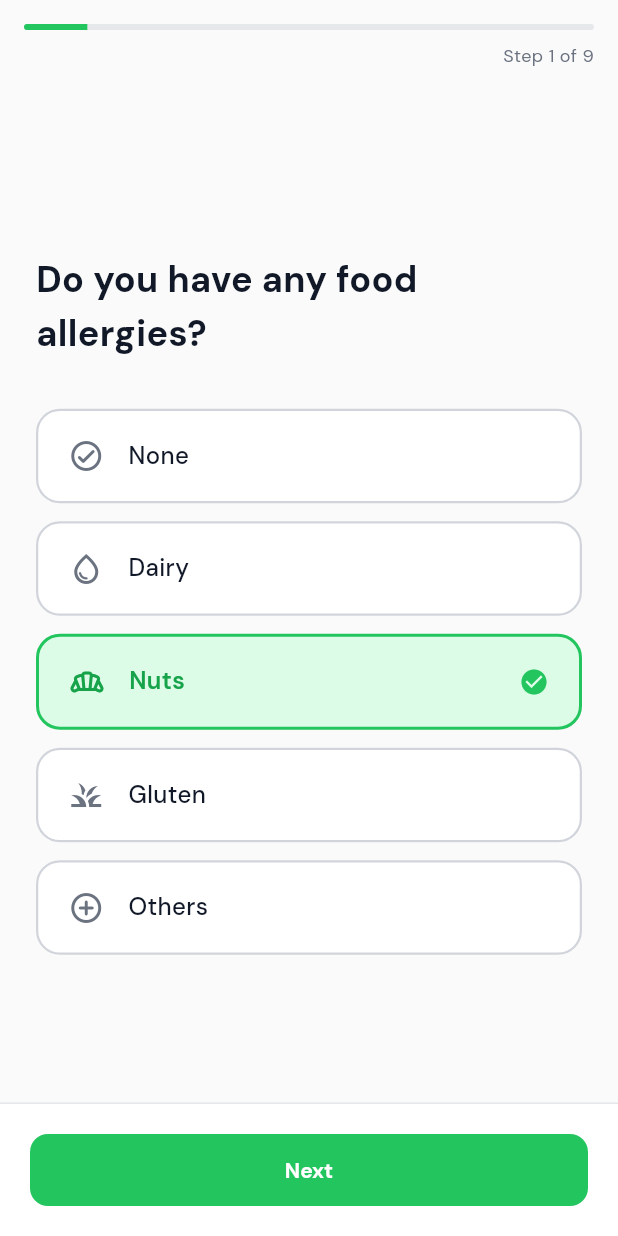
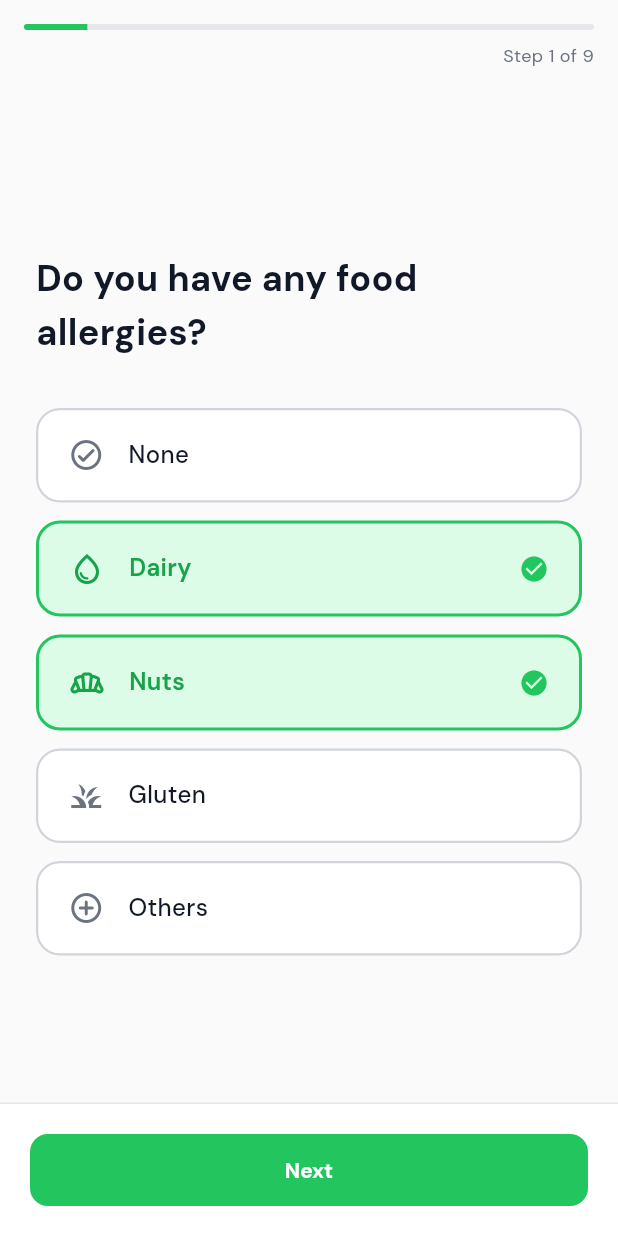
Before and after one commit to Amit-mukh123/plan-it-prep-pro-flutter, a Flutter app: the QuestionnaireScreen screen opened by its route, after a tap on "None", after a tap on "Dairy", after a tap on "Nuts", on a phone screen of 412 x 824 dp. Run offline on Flutter 3.47's test engine with Material 3 defaults, Android fonts, the phone set to English and light mode, and no system bars; our stand-ins replace dio, flutter_riverpod, flutter_secure_storage, get, google_fonts; accounts and stored records are empty.

Commit message:
some small changes

```diff
--- a/lib/screens/user_config_qs.dart
+++ b/lib/screens/user_config_qs.dart
@@ -22,7 +22,7 @@ class _QuestionnaireScreenState extends ConsumerState<QuestionnaireScreen> {
     {
       "id": "allergies",
       "question": "Do you have any food allergies?",
-      "type": "mcq_single_with_other",
+      "type": "mcq_multi_csv_with_other",
       "options": [
         {"text": "None", "icon": Icons.check_circle_outline_rounded},
         {"text": "Dairy", "icon": Icons.water_drop_outlined},
@@ -129,17 +129,25 @@ class _QuestionnaireScreenState extends ConsumerState<QuestionnaireScreen> {
 
   void _handleSelection(String questionId, String type, dynamic option) {
     setState(() {
-      if (type == "mcq_single" || type == "mcq_single_with_other") {
+      if (type == "mcq_single") {
         _answers[questionId] = option['text'];
-        if (option['text'] != "Others") _otherAllergyController.clear();
-      } else if (type == "mcq_multi_csv") {
+      } else if (type == "mcq_multi_csv" ||
+          type == "mcq_multi_csv_with_other") {
         String currentStr = _answers[questionId] ?? "";
         List<String> items = currentStr.isEmpty ? [] : currentStr.split(', ');
         String val = option['text'];
-        if (items.contains(val)) {
-          items.remove(val);
+
+        if (val == "None" && type == "mcq_multi_csv_with_other") {
+          items = ["None"];
+          _otherAllergyController.clear();
         } else {
-          items.add(val);
+          if (items.contains("None")) items.remove("None");
+          if (items.contains(val)) {
+            items.remove(val);
+            if (val == "Others") _otherAllergyController.clear();
+          } else {
+            items.add(val);
+          }
         }
         _answers[questionId] = items.join(', ');
       } else if (type == "mcq_multi") {
@@ -157,12 +165,15 @@ class _QuestionnaireScreenState extends ConsumerState<QuestionnaireScreen> {
   }
 
   Future<void> _saveUserDetails() async {
-    if (_answers['allergies'] == "Others" &&
+    String allergyStr = _answers['allergies'] ?? "";
+    if (allergyStr.contains("Others") &&
         _otherAllergyController.text.isNotEmpty) {
-      _answers['allergies'] = _otherAllergyController.text;
+      List<String> items = allergyStr.split(', ');
+      items.remove("Others");
+      items.add(_otherAllergyController.text);
+      _answers['allergies'] = items.join(', ');
     }
 
-    // Ensure cooking_day is an empty array if Batch cooking was never selected
     final String prepVal = _answers['prep_style'] ?? "";
     if (!prepVal.contains("Batch cooking")) {
       _answers['cooking_day'] = [];
@@ -189,7 +200,6 @@ class _QuestionnaireScreenState extends ConsumerState<QuestionnaireScreen> {
   void _nextQuestion() {
     String currentId = _questions[_currentIndex]['id'];
 
-    // Check if we need to skip cooking_day based on prep_style selection
     if (currentId == 'target_calorie') {
       String prepVal = _answers['prep_style'] ?? "";
       if (!prepVal.contains("Batch cooking")) {
@@ -210,7 +220,6 @@ class _QuestionnaireScreenState extends ConsumerState<QuestionnaireScreen> {
       setState(() => _currentIndex--);
       String currentId = _questions[_currentIndex]['id'];
 
-      // If we are moving back from a question and skip the conditional logic
       if (currentId == 'cooking_day') {
         String prepVal = _answers['prep_style'] ?? "";
         if (!prepVal.contains("Batch cooking")) {
@@ -286,11 +295,11 @@ class _QuestionnaireScreenState extends ConsumerState<QuestionnaireScreen> {
                         final option = currentQuestion['options'][index];
                         bool isSelected = false;
 
-                        if (currentQuestion['type'].toString().contains(
-                          "mcq_single",
+                        if (currentQuestion['type'] == "mcq_single") {
+                          isSelected = selectedValue == option['text'];
+                        } else if (currentQuestion['type'].toString().contains(
+                          "mcq_multi_csv",
                         )) {
-                          isSelected = selectedValue == option['text'];
-                        } else if (currentQuestion['type'] == "mcq_multi_csv") {
                           isSelected =
                               (selectedValue as String?)
                                   ?.split(', ')
```
Also changed, not shown: lib/widgets/bottom_nav_bar.dart (+7 -5 lines).
